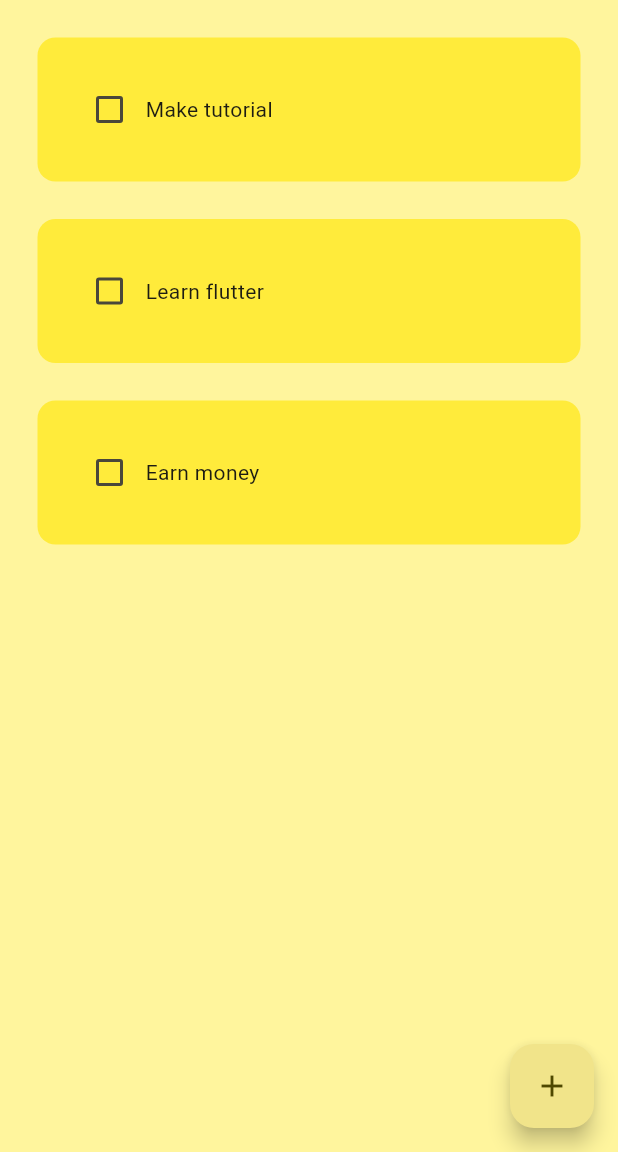
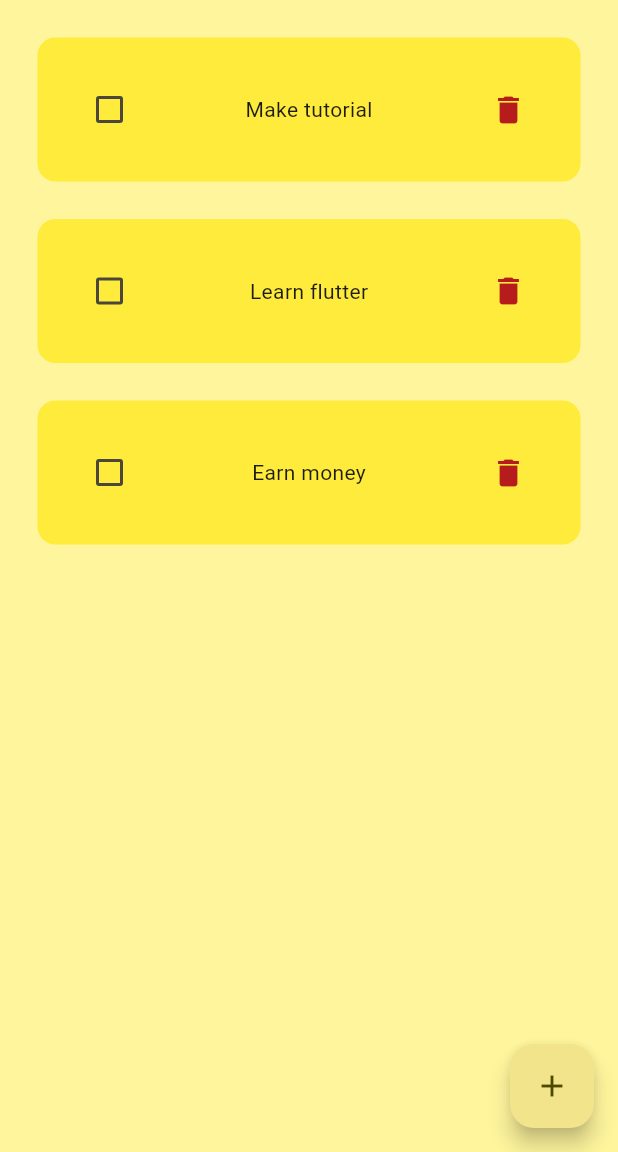
Before and after one commit to Jerald-tonmoy-dias/jtd_todosapp, a Flutter app: the screen it shows after launch, on a phone screen of 412 x 824 dp, the part 84-1236 px from its top. Run offline on Flutter 3.47's test engine with Material 3 defaults, Android fonts, the phone set to English and light mode, and no system bars.

Commit message:
delete task

```diff
--- a/lib/pages/home_page.dart
+++ b/lib/pages/home_page.dart
@@ -51,6 +51,13 @@ class _HomePageState extends State<HomePage> {
     );
   }
 
+  // deleteTask
+  void deleteTask(int index) {
+    setState(() {
+      toDoList.removeAt(index);
+    });
+  }
+
   @override
   Widget build(BuildContext context) {
     return Scaffold(
@@ -75,6 +82,7 @@ class _HomePageState extends State<HomePage> {
             taskName: toDoList[index][0],
             taskCompleted: toDoList[index][1],
             onChanged: (value) => checkBoxChanged(value, index),
+            deleteFunction: () => deleteTask(index),
           );
         },
       ),
--- a/lib/util/todo_tile.dart
+++ b/lib/util/todo_tile.dart
@@ -1,16 +1,20 @@
 import 'package:flutter/material.dart';
+// import 'package:flutter_slidable/flutter_slidable.dart';
 
 class TodoTile extends StatelessWidget {
   final String taskName;
   final bool taskCompleted;
 
   Function(bool?)? onChanged;
+  // Function(BuildContext)? deleteFunction;
+  final void Function()? deleteFunction;
 
   TodoTile({
     super.key,
     required this.taskName,
     required this.taskCompleted,
     required this.onChanged,
+    required this.deleteFunction,
   });
 
   @override
@@ -19,7 +23,10 @@ class TodoTile extends StatelessWidget {
       padding: EdgeInsets.only(left: 25, right: 25, top: 25),
       child: Container(
         padding: EdgeInsets.all(24),
+        decoration: BoxDecoration(
+            color: Colors.yellow, borderRadius: BorderRadius.circular(12)),
         child: Row(
+          mainAxisAlignment: MainAxisAlignment.spaceBetween,
           children: [
             // chekbox
             Checkbox(
@@ -33,11 +40,14 @@ class TodoTile extends StatelessWidget {
                   decoration: taskCompleted
                       ? TextDecoration.lineThrough
                       : TextDecoration.none),
+            ),
+            IconButton(
+              onPressed: deleteFunction,
+              icon: const Icon(Icons.delete),
+              color: Colors.red.shade900,
             )
           ],
         ),
-        decoration: BoxDecoration(
-            color: Colors.yellow, borderRadius: BorderRadius.circular(12)),
       ),
     );
   }
```
Also changed, not shown: pubspec.yaml (+3 -4 lines), pubspec.lock.
